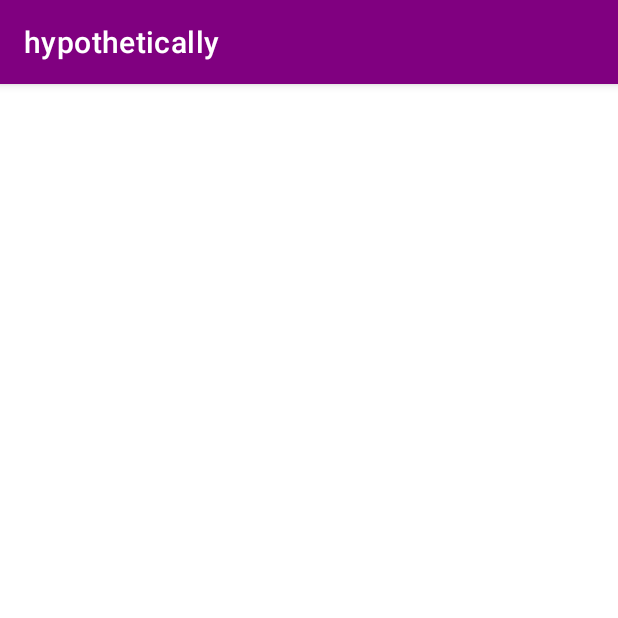
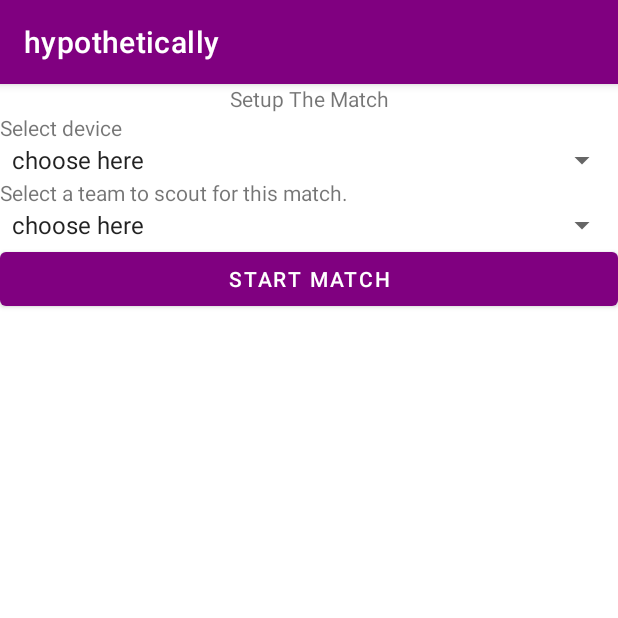
Before and after one commit to William102/hypotheticallyifwestartover, an Android app: the fragment MatchFragment shown on its own in the app's theme, on a phone screen of 412 x 824 dp, the top half of it. Run offline under Robolectric (Android 15) with nearby library versions, the phone set to English and light mode, and no system bars.

Commit message:
guys i got it!!!!
okay so i did the match scouting page thingy!!

```diff
--- a/app/src/main/java/com/example/hypothetically/Fragments/MatchFragment.java
+++ b/app/src/main/java/com/example/hypothetically/Fragments/MatchFragment.java
@@ -4,21 +4,44 @@ import android.os.Bundle;
 import android.view.LayoutInflater;
 import android.view.View;
 import android.view.ViewGroup;
+import android.widget.AdapterView;
+import android.widget.ArrayAdapter;
+import android.widget.Spinner;
+import android.widget.Toast;
 
 import androidx.annotation.NonNull;
 import androidx.fragment.app.Fragment;
 
+import com.example.hypothetically.MainActivity;
+import com.example.hypothetically.R;
 import com.example.hypothetically.databinding.FragmentDataBinding;
 import com.example.hypothetically.databinding.FragmentMatchBinding;
 
-public class MatchFragment extends Fragment {
+public class MatchFragment extends Fragment implements AdapterView.OnItemSelectedListener {
+    private Spinner deviceSpinner;
+    private Spinner teamSpinner;
 
     private FragmentMatchBinding binding;
-
     public View onCreateView(@NonNull LayoutInflater inflater,
                              ViewGroup container, Bundle savedInstanceState) {
         binding = FragmentMatchBinding.inflate(inflater, container, false);
         View root = binding.getRoot();
+
+        deviceSpinner = root.findViewById(R.id.spinner);
+        teamSpinner = root.findViewById(R.id.spinner2);
+
+        ArrayAdapter<CharSequence> deviceAdapter = ArrayAdapter.createFromResource(root.getContext(),R.array.devices,android.R.layout.simple_spinner_item);
+        deviceAdapter.setDropDownViewResource(android.R.layout.simple_spinner_dropdown_item);
+        deviceSpinner.setAdapter(deviceAdapter);
+
+        deviceSpinner.setOnItemSelectedListener(this);
+
+        ArrayAdapter<CharSequence> teamAdapter = ArrayAdapter.createFromResource(root.getContext(),R.array.teams,android.R.layout.simple_spinner_item);
+        teamAdapter.setDropDownViewResource(android.R.layout.simple_spinner_dropdown_item);
+        teamSpinner.setAdapter(deviceAdapter);
+
+        teamSpinner.setOnItemSelectedListener(this);
+
         return root;
     }
 
@@ -27,4 +50,15 @@ public class MatchFragment extends Fragment {
         super.onDestroyView();
         binding = null;
     }
+
+    @Override
+    public void onItemSelected(AdapterView<?> parent, View view, int position, long id) {
+        String choice = parent.getItemAtPosition(position).toString();
+        Toast.makeText(binding.getRoot().getContext(), choice, Toast.LENGTH_LONG).show();
+    }
+
+    @Override
+    public void onNothingSelected(AdapterView<?> adapterView) {
+
+    }
 }
--- a/app/src/main/res/layout/fragment_match.xml
+++ b/app/src/main/res/layout/fragment_match.xml
@@ -1,22 +1,45 @@
 <?xml version="1.0" encoding="utf-8"?>
-<androidx.constraintlayout.widget.ConstraintLayout xmlns:android="http://schemas.android.com/apk/res/android"
+<LinearLayout xmlns:android="http://schemas.android.com/apk/res/android"
     xmlns:app="http://schemas.android.com/apk/res-auto"
     xmlns:tools="http://schemas.android.com/tools"
     android:layout_width="match_parent"
     android:layout_height="match_parent"
+    android:orientation="vertical"
     tools:context=".Fragments.home.HomeFragment">
 
     <TextView
-        android:id="@+id/text_home"
+        android:id="@+id/textView6"
         android:layout_width="match_parent"
         android:layout_height="wrap_content"
-        android:layout_marginStart="8dp"
-        android:layout_marginTop="8dp"
-        android:layout_marginEnd="8dp"
-        android:textAlignment="center"
-        android:textSize="20sp"
-        app:layout_constraintBottom_toBottomOf="parent"
-        app:layout_constraintEnd_toEndOf="parent"
-        app:layout_constraintStart_toStartOf="parent"
-        app:layout_constraintTop_toTopOf="parent" />
-</androidx.constraintlayout.widget.ConstraintLayout>
+        android:text="Setup The Match"
+        android:textAlignment="center"/>
+
+    <TextView
+        android:id="@+id/textView7"
+        android:layout_width="match_parent"
+        android:layout_height="wrap_content"
+        android:text="Select device" />
+
+    <Spinner
+        android:id="@+id/spinner"
+        android:layout_width="match_parent"
+        android:layout_height="wrap_content" />
+
+    <TextView
+        android:id="@+id/textView9"
+        android:layout_width="match_parent"
+        android:layout_height="wrap_content"
+        android:text="Select a team to scout for this match." />
+
+    <Spinner
+        android:id="@+id/spinner2"
+        android:layout_width="match_parent"
+        android:layout_height="wrap_content" />
+
+    <Button
+        android:id="@+id/button3"
+        android:layout_width="match_parent"
+        android:layout_height="wrap_content"
+        android:text="START MATCH" />
+
+</LinearLayout>
--- a/app/src/main/res/values/strings.xml
+++ b/app/src/main/res/values/strings.xml
@@ -10,4 +10,23 @@
     <string name="menu_match">Match Scout</string>
     <string name="menu_pit">Pit Scout</string>
     <string name="menu_data">Data</string>
+
+    <string-array name="devices">
+        <item>choose here</item>
+        <item>red 1</item>
+        <item>red 2</item>
+        <item>red 3</item>
+        <item>blue 1</item>
+        <item>blue 2</item>
+        <item>blue 3</item>
+    </string-array>
+
+    <string-array name="teams">
+        <item>choose here</item>
+        <item>6</item>
+        <item>1057</item>
+        <item>213</item>
+        <item>8</item>
+        <item>5</item>
+    </string-array>
 </resources>
```
Also changed, not shown: 1 other file.
